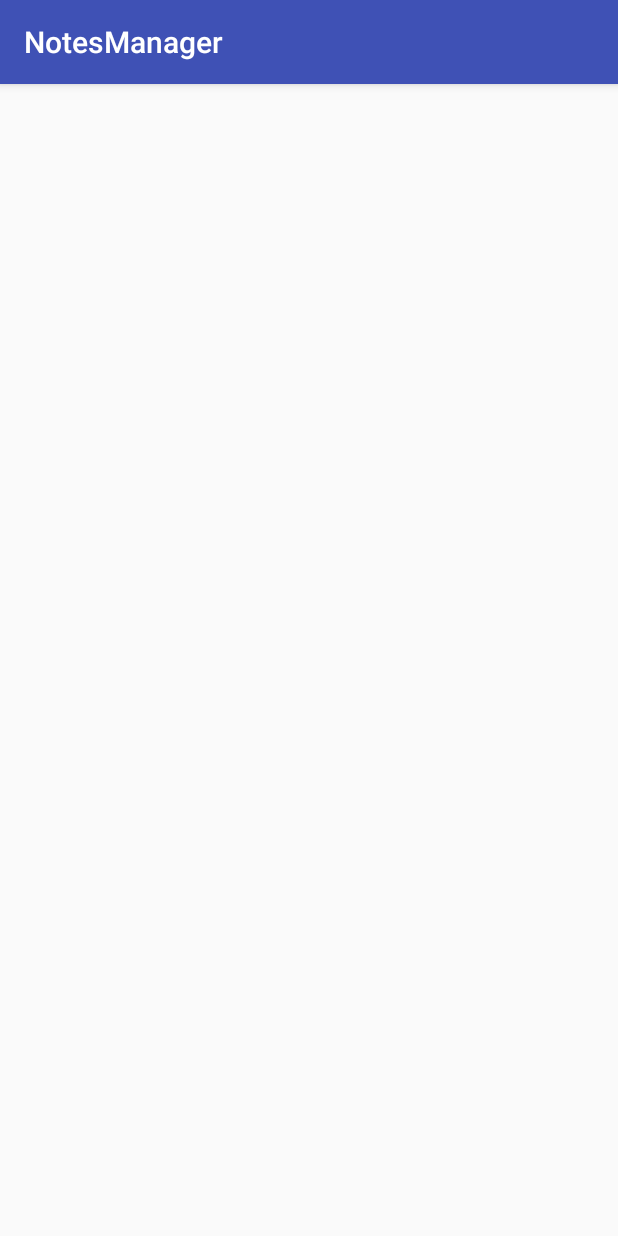
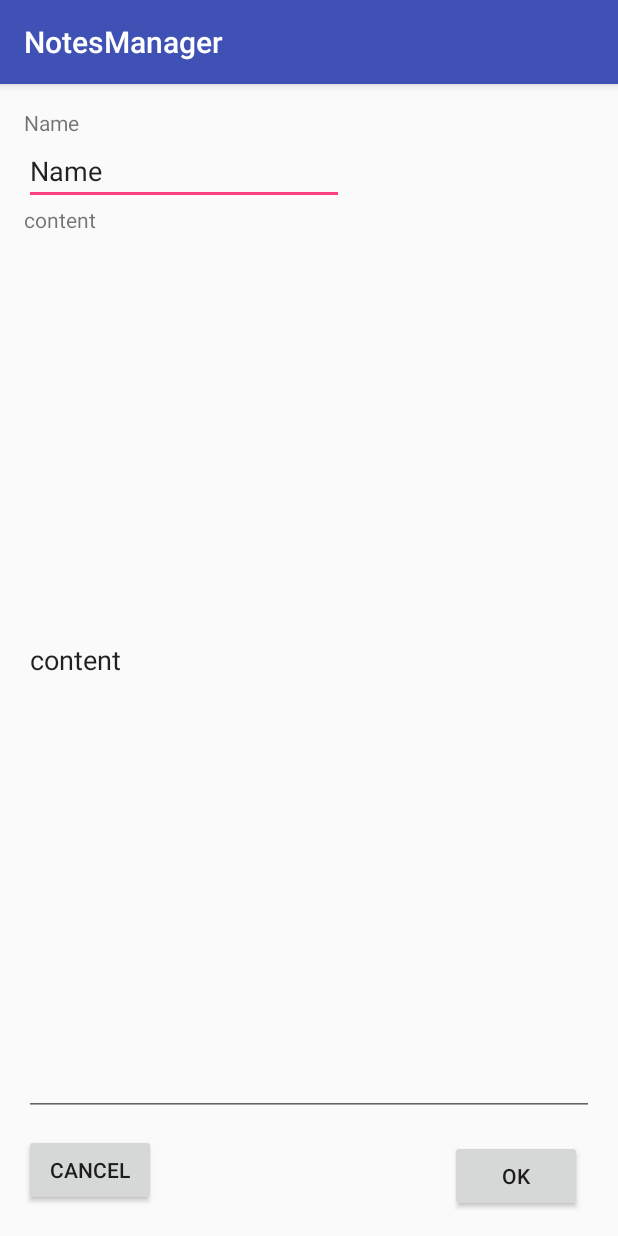
Before and after one commit to EnkiP/NotesManager, an Android app: the NewNoteActivity screen opened directly, with no data from a screen before it, on a phone screen of 412 x 824 dp. Run offline under Robolectric (Android 15) with nearby library versions, the phone set to English and light mode, and no system bars.

Commit message:
implémentation de NewNoteActivity tests et correction de nombreux bugs (crashes de l'appli) Version fonctionnelle mais fonctionalités très limitées

```diff
--- a/app/build.gradle
+++ b/app/build.gradle
@@ -26,5 +26,7 @@ dependencies {
     })
     compile 'com.android.support:appcompat-v7:25.3.1'
     compile 'com.android.support.constraint:constraint-layout:1.0.2'
+    compile 'com.android.support:support-v4:25.3.1'
+    compile 'com.android.support:recyclerview-v7:25.3.1'
     testCompile 'junit:junit:4.12'
 }
--- a/app/src/main/java/fr/utt/if26/notesmanager/ItemsAdapter.java
+++ b/app/src/main/java/fr/utt/if26/notesmanager/ItemsAdapter.java
@@ -26,8 +26,9 @@ public class ItemsAdapter extends ArrayAdapter {
     }
 
 
+    @NonNull
     @Override
-    public View getView(@NonNull int position, View convertView, @NonNull ViewGroup parent) {
+    public View getView(int position, @NonNull View convertView, @NonNull ViewGroup parent) {
         View row = convertView;
         ItemViewHolder holder;
 
@@ -49,7 +50,7 @@ public class ItemsAdapter extends ArrayAdapter {
         }
 
         Item item = items.get(position);
-        holder.id.setText(item.getId());
+        holder.id.setText( Integer.toString(item.getId()));
         holder.name.setText(item.getName());
         holder.type.setText(item.getType().toString());
 
--- a/app/src/main/java/fr/utt/if26/notesmanager/activities/NewNoteActivity.java
+++ b/app/src/main/java/fr/utt/if26/notesmanager/activities/NewNoteActivity.java
@@ -2,7 +2,11 @@ package fr.utt.if26.notesmanager.activities;
 
 import android.support.v7.app.AppCompatActivity;
 import android.os.Bundle;
+import android.view.View;
+import android.widget.Button;
+import android.widget.EditText;
 
+import fr.utt.if26.notesmanager.NotesPersistance;
 import fr.utt.if26.notesmanager.R;
 
 public class NewNoteActivity extends AppCompatActivity {
@@ -11,5 +15,33 @@ public class NewNoteActivity extends AppCompatActivity {
     protected void onCreate(Bundle savedInstanceState) {
         super.onCreate(savedInstanceState);
         setContentView(R.layout.activity_new_note);
+
+
+
+        Button cancelButton = (Button) findViewById(R.id.cancelButton);
+        Button okButton = (Button) findViewById(R.id.confirmNoteCreation);
+
+        cancelButton.setOnClickListener(new View.OnClickListener() {
+            @Override
+            public void onClick(View v) {
+                finish();
+            }
+        });
+
+        okButton.setOnClickListener(new View.OnClickListener() {
+            @Override
+            public void onClick(View v) {
+                EditText noteNameET = (EditText) findViewById(R.id.noteNameEditText);
+                EditText noteContentET = (EditText) findViewById(R.id.contentEditText);
+
+                String noteName = noteNameET.getText().toString();
+                String noteContent = noteContentET.getText().toString();
+
+                NotesPersistance db = new NotesPersistance(getBaseContext(), null);
+                db.addNote(0, noteName, noteContent);
+                finish();
+            }
+        });
+
     }
 }
--- a/app/src/main/res/layout/activity_new_note.xml
+++ b/app/src/main/res/layout/activity_new_note.xml
@@ -1,8 +1,86 @@
 <?xml version="1.0" encoding="utf-8"?>
 <android.support.constraint.ConstraintLayout xmlns:android="http://schemas.android.com/apk/res/android"
+    xmlns:app="http://schemas.android.com/apk/res-auto"
     xmlns:tools="http://schemas.android.com/tools"
     android:layout_width="match_parent"
     android:layout_height="match_parent"
     tools:context="fr.utt.if26.notesmanager.activities.NewNoteActivity">
 
+    <TextView
+        android:id="@+id/noteNameTextView"
+        android:layout_width="wrap_content"
+        android:layout_height="wrap_content"
+        android:text="Name"
+        tools:layout_constraintTop_creator="1"
+        android:layout_marginStart="16dp"
+        android:layout_marginTop="16dp"
+        tools:layout_constraintLeft_creator="1"
+        app:layout_constraintLeft_toLeftOf="parent"
+        app:layout_constraintTop_toTopOf="parent" />
+
+    <EditText
+        android:id="@+id/noteNameEditText"
+        android:layout_width="wrap_content"
+        android:layout_height="wrap_content"
+        android:ems="10"
+        android:inputType="textEmailSubject"
+        android:text="Name"
+        tools:layout_constraintTop_creator="1"
+        app:layout_constraintTop_toBottomOf="@+id/noteNameTextView"
+        tools:layout_constraintLeft_creator="1"
+        app:layout_constraintLeft_toLeftOf="@+id/noteNameTextView" />
+
+    <TextView
+        android:id="@+id/contentTextView"
+        android:layout_width="wrap_content"
+        android:layout_height="wrap_content"
+        android:text="content"
+        tools:layout_constraintTop_creator="1"
+        app:layout_constraintTop_toBottomOf="@+id/noteNameEditText"
+        tools:layout_constraintLeft_creator="1"
+        app:layout_constraintLeft_toLeftOf="@+id/noteNameEditText" />
+
+    <EditText
+        android:id="@+id/contentEditText"
+        android:layout_width="0dp"
+        android:layout_height="0dp"
+        android:ems="10"
+        android:inputType="textMultiLine"
+        android:text="content"
+        tools:layout_constraintTop_creator="1"
+        tools:layout_constraintRight_creator="1"
+        tools:layout_constraintBottom_creator="1"
+        android:layout_marginStart="16dp"
+        app:layout_constraintBottom_toBottomOf="parent"
+        android:layout_marginEnd="16dp"
+        app:layout_constraintRight_toRightOf="parent"
+        android:layout_marginTop="80dp"
+        tools:layout_constraintLeft_creator="1"
+        android:layout_marginBottom="80dp"
+        app:layout_constraintLeft_toLeftOf="parent"
+        app:layout_constraintTop_toTopOf="parent" />
+
+    <Button
+        android:id="@+id/confirmNoteCreation"
+        android:layout_width="wrap_content"
+        android:layout_height="wrap_content"
+        android:text="OK"
+        tools:layout_constraintRight_creator="1"
+        tools:layout_constraintBottom_creator="1"
+        app:layout_constraintBottom_toBottomOf="parent"
+        android:layout_marginEnd="24dp"
+        app:layout_constraintRight_toRightOf="parent"
+        android:layout_marginBottom="16dp" />
+
+    <Button
+        android:id="@+id/cancelButton"
+        android:layout_width="wrap_content"
+        android:layout_height="wrap_content"
+        android:text="Cancel"
+        tools:layout_constraintBottom_creator="1"
+        android:layout_marginStart="16dp"
+        app:layout_constraintBottom_toBottomOf="parent"
+        tools:layout_constraintLeft_creator="1"
+        android:layout_marginBottom="20dp"
+        app:layout_constraintLeft_toLeftOf="parent" />
 </android.support.constraint.ConstraintLayout>
--- /dev/null
+++ b/app/src/main/res/values/dimens.xml
@@ -0,0 +1,4 @@
+<?xml version="1.0" encoding="utf-8"?>
+<resources>
+    <dimen name="text_margin">16dp</dimen>
+</resources>
--- a/app/src/main/res/values/strings.xml
+++ b/app/src/main/res/values/strings.xml
@@ -2,4 +2,5 @@
     <string name="app_name">NotesManager</string>
     <string name="addFolder">Add Folder</string>
     <string name="addNote">Add Note</string>
+
 </resources>
```
Also changed, not shown: app/src/main/java/fr/utt/if26/notesmanager/NotesPersistance.java (+17 -10 lines), app/src/main/java/fr/utt/if26/notesmanager/activities/MainActivity.java (+14 -5 lines), app/src/main/res/layout/activity_main.xml (+34 -6 lines).
